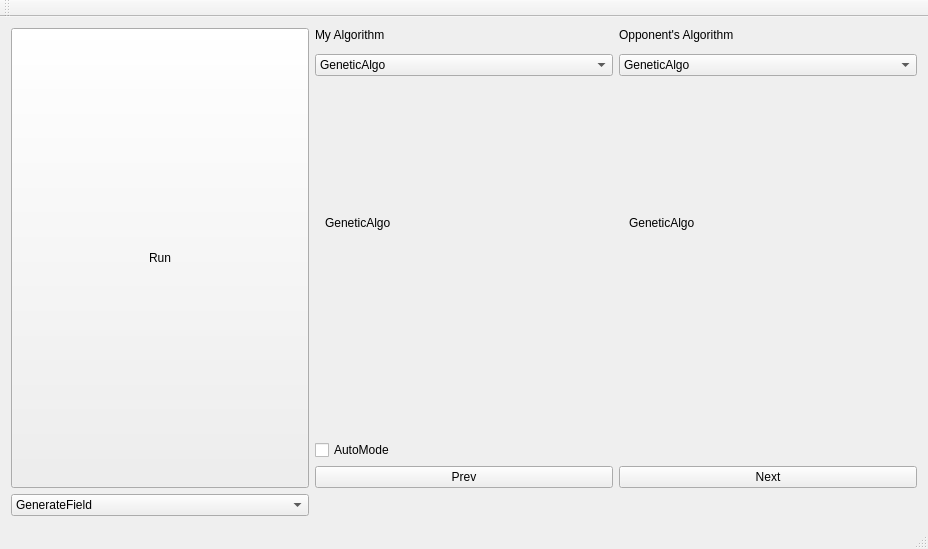
First picture: the form in Mejirodai/mejirodai.ui, repository tnct-spc/procon2018-comp, before the edit.
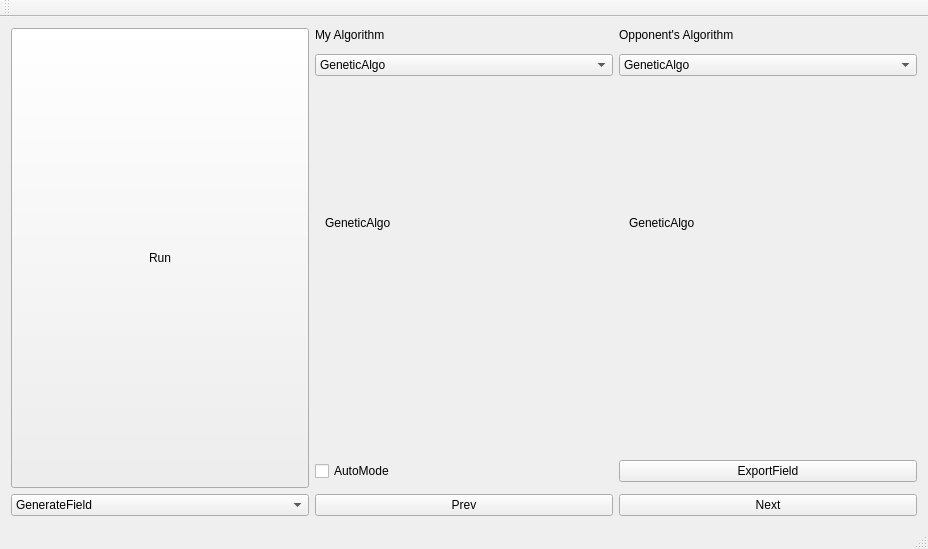
Second picture: the form after the edit.

Commit message: [fix]ボタンの付け直し

```diff
--- a/Mejirodai/mejirodai.ui
+++ b/Mejirodai/mejirodai.ui
@@ -144,37 +144,6 @@
       </item>
      </widget>
     </item>
-    <item row="7" column="1" alignment="Qt::AlignBottom">
-     <widget class="QPushButton" name="goPrev">
-      <property name="sizePolicy">
-       <sizepolicy hsizetype="Preferred" vsizetype="Maximum">
-        <horstretch>0</horstretch>
-        <verstretch>0</verstretch>
-       </sizepolicy>
-      </property>
-      <property name="text">
-       <string>Prev</string>
-      </property>
-     </widget>
-    </item>
-    <item row="7" column="2" alignment="Qt::AlignBottom">
-     <widget class="QPushButton" name="goNext">
-      <property name="sizePolicy">
-       <sizepolicy hsizetype="Preferred" vsizetype="Maximum">
-        <horstretch>0</horstretch>
-        <verstretch>0</verstretch>
-       </sizepolicy>
-      </property>
-      <property name="font">
-       <font>
-        <kerning>true</kerning>
-       </font>
-      </property>
-      <property name="text">
-       <string>Next</string>
-      </property>
-     </widget>
-    </item>
     <item row="1" column="1" alignment="Qt::AlignTop">
      <widget class="QLabel" name="label">
       <property name="sizePolicy">
@@ -321,6 +290,44 @@
       </item>
      </widget>
     </item>
+    <item row="8" column="1">
+     <widget class="QPushButton" name="goPrev">
+      <property name="sizePolicy">
+       <sizepolicy hsizetype="Preferred" vsizetype="Maximum">
+        <horstretch>0</horstretch>
+        <verstretch>0</verstretch>
+       </sizepolicy>
+      </property>
+      <property name="text">
+       <string>Prev</string>
+      </property>
+     </widget>
+    </item>
+    <item row="8" column="2">
+     <widget class="QPushButton" name="goNext">
+      <property name="sizePolicy">
+       <sizepolicy hsizetype="Preferred" vsizetype="Maximum">
+        <horstretch>0</horstretch>
+        <verstretch>0</verstretch>
+       </sizepolicy>
+      </property>
+      <property name="font">
+       <font>
+        <kerning>true</kerning>
+       </font>
+      </property>
+      <property name="text">
+       <string>Next</string>
+      </property>
+     </widget>
+    </item>
+    <item row="6" column="2">
+     <widget class="QPushButton" name="exportField">
+      <property name="text">
+       <string>ExportField</string>
+      </property>
+     </widget>
+    </item>
    </layout>
   </widget>
   <widget class="QMenuBar" name="menuBar">
```
Left out of the diff: 2 changed lines with no effect on the pictures. The commit also changes 1 other file.
